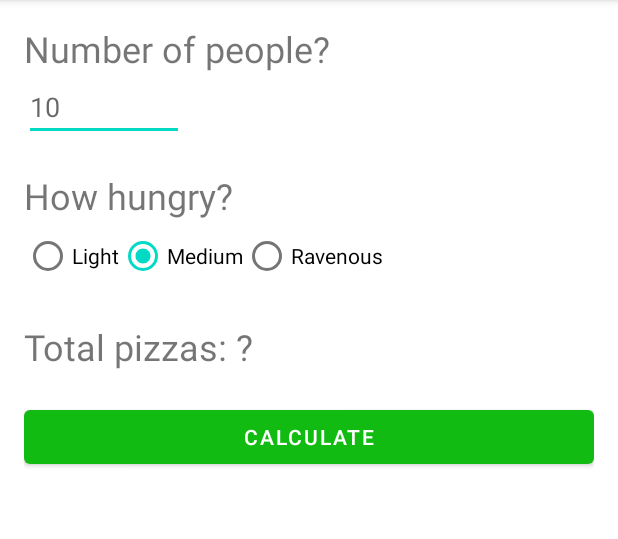
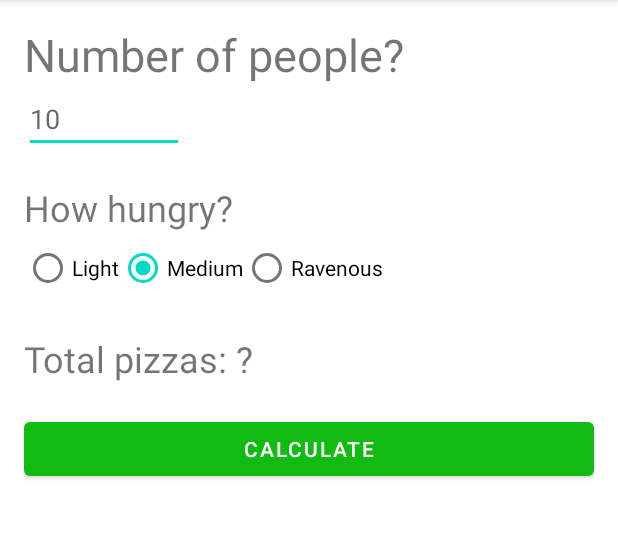
Before and after one commit to inzan/PizzaParty, an Android app: the screen it shows after launch (MainActivity), on a phone screen of 412 x 824 dp, the part 84-623 px from its top. Run offline under Robolectric (Android 15) with nearby library versions, the phone set to English and light mode, and no system bars.

Commit message:
Added KDoc. Increased font size of a some text.

```diff
--- a/app/src/main/res/layout/activity_main.xml
+++ b/app/src/main/res/layout/activity_main.xml
@@ -15,7 +15,7 @@
         android:layout_width="wrap_content"
         android:layout_height="wrap_content"
         android:text="@string/number_of_people"
-        android:textSize="24sp"
+        android:textSize="@dimen/label_text_size"
         android:labelFor="@id/num_attend_edit_text" />
 
     <EditText
--- a/app/src/main/res/values-night/dimens.xml
+++ b/app/src/main/res/values/dimens.xml
@@ -1,3 +1,4 @@
+<?xml version="1.0" encoding="utf-8"?>
 <resources>
     <dimen name="label_text_size">30sp</dimen>
 </resources>
```
Also changed, not shown: app/src/main/java/com/zybooks/pizzaparty/MainActivity.kt (+13 -2 lines), app/src/main/java/com/zybooks/pizzaparty/PizzaCalculator.kt (+19 -0 lines).
